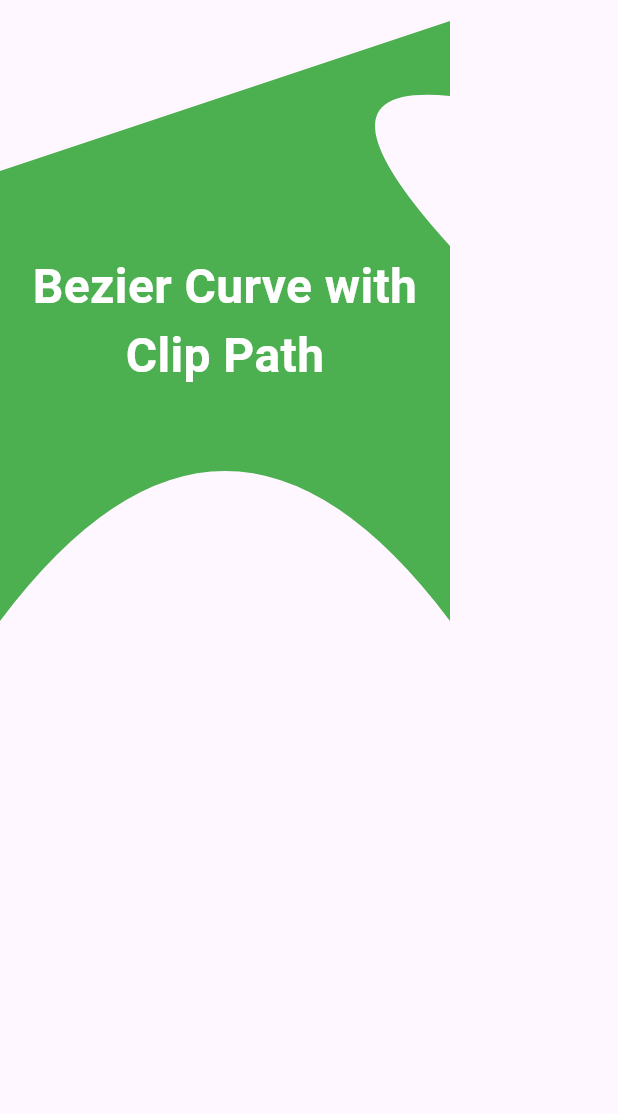
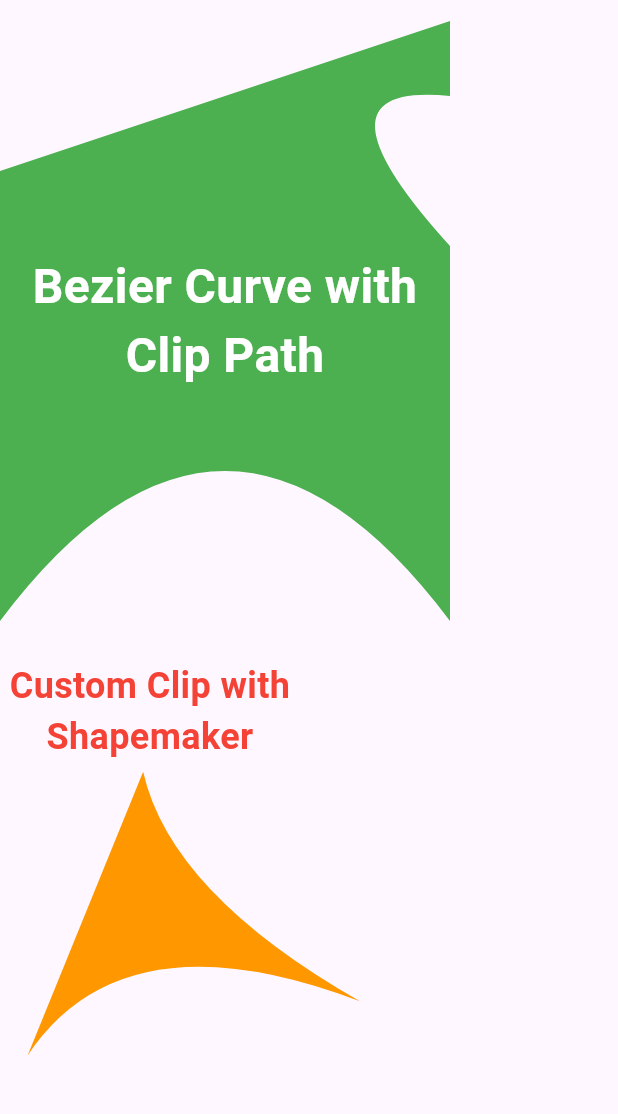
Before and after one commit to sssloba/flutter-widgets-demo, a Flutter app: the BezierCurvesDemo screen opened directly, on a phone screen of 412 x 824 dp, the part 63-1177 px from its top. Run offline on Flutter 3.47's test engine with Material 3 defaults, Android fonts, the phone set to English and light mode, and no system bars.

Commit message:
custom-clip-with-shapemaker

```diff
--- a/lib/screens/bezier_curves_demo.dart
+++ b/lib/screens/bezier_curves_demo.dart
@@ -11,7 +11,9 @@ class BezierCurvesDemo extends StatelessWidget {
       appBar: AppBar(
         title: const Text('Bezier Curves Demo'),
       ),
-      body: ClipPath(
+      body: Column(
+        children: [
+          ClipPath(
             clipper: _CustomClipPath(),
             child: Container(
               color: Colors.green,
@@ -29,6 +31,36 @@ class BezierCurvesDemo extends StatelessWidget {
                 ),
               ),
             ),
+          ),
+          Stack(
+            children: [
+              ClipPath(
+                clipper: _CustomClipPathFromShapeMaker(),
+                child: Container(
+                  color: Colors.orange,
+                  height: 300,
+                  width: 300,
+                ),
+              ),
+              const SizedBox(
+                height: 120,
+                width: 200,
+                child: Center(
+                  child: Text(
+                    'Custom Clip with Shapemaker',
+                    textAlign: TextAlign.center,
+                    softWrap: true,
+                    style: TextStyle(
+                      color: Colors.red,
+                      fontWeight: FontWeight.bold,
+                      fontSize: 24,
+                    ),
+                  ),
+                ),
+              ),
+            ],
+          ),
+        ],
       ),
     );
   }
@@ -68,3 +100,25 @@ class _CustomClipPath extends CustomClipper<Path> {
     return false;
   }
 }
+
+// custom clip created from:
+// https://fluttershapemaker.com/
+class _CustomClipPathFromShapeMaker extends CustomClipper<Path> {
+  @override
+  Path getClip(Size size) {
+    Path path = Path();
+    path.moveTo(size.width * 0.3180833, size.height * 0.3352429);
+    path.lineTo(size.width * 0.0613333, size.height * 0.9655857);
+    path.quadraticBezierTo(size.width * 0.2744917, size.height * 0.6456286,
+        size.width * 0.7998167, size.height * 0.8452571);
+    path.quadraticBezierTo(size.width * 0.3791417, size.height * 0.6056000,
+        size.width * 0.3180833, size.height * 0.3352429);
+    path.close();
+    return path;
+  }
+
+  @override
+  bool shouldReclip(covariant CustomClipper<Path> oldClipper) {
+    return false;
+  }
+}
```
Lines whose indentation alone changed are shown as unchanged.
